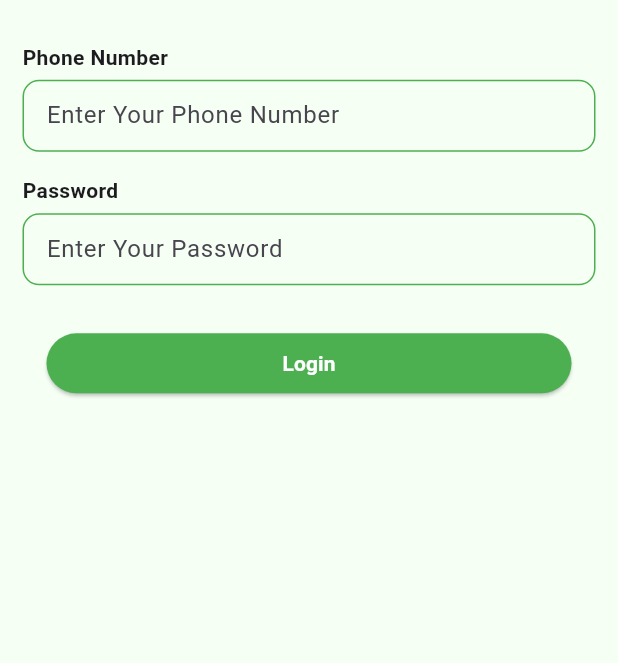
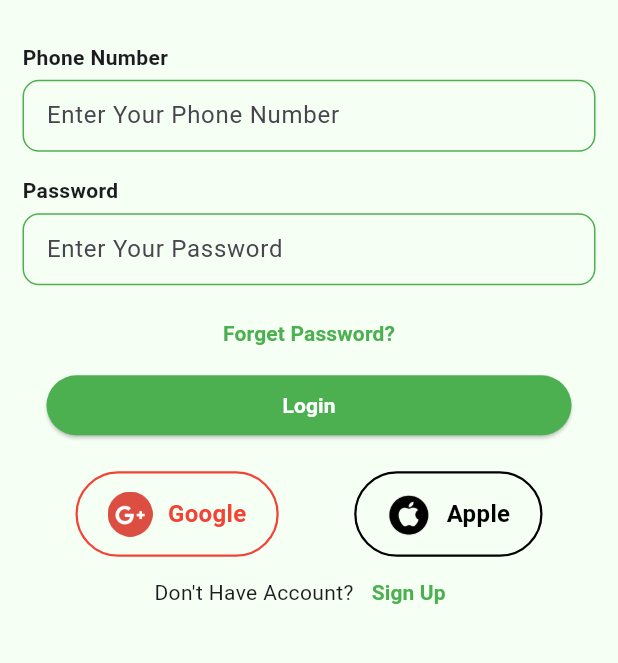
Before and after one commit to ArwaaRadwan/grocery_app, a Flutter app: the LoginPage screen opened directly, on a phone screen of 412 x 824 dp, the part 432-1095 px from its top. Run offline on Flutter 3.47's test engine with Material 3 defaults, Android fonts, the phone set to English and light mode, and no system bars.

Commit message:
finish login page

```diff
--- a/lib/login_email_page.dart
+++ b/lib/login_email_page.dart
@@ -1,4 +1,5 @@
 import 'package:flutter/material.dart';
+import 'package:grocery_app/login_page.dart';
 import 'package:grocery_app/widgets/buttons.dart';
 import 'package:grocery_app/widgets/inkwell_buttons.dart';
 import 'package:grocery_app/widgets/name_style.dart';
@@ -25,7 +26,12 @@
           SizedBox(height: 80),
           Buttons(
             nameButton: "Login With Email",
-              onPressed: () {},
+            onPressed: () {
+              Navigator.push(
+                context,
+                MaterialPageRoute(builder: (context) => LoginPage()),
+              );
+            },
             backgroundcolor: Colors.green,
             textcolor: Colors.white,
           ),
@@ -37,26 +43,43 @@
           ),
           SizedBox(height: 30),
 
-
           Row(
             mainAxisAlignment: MainAxisAlignment.center,
             children: [
-                  InkwellButtons(image:"assets/images/apple.png", height: 70, width: 70, color: Colors.black,),
+              InkwellButtons(
+                image: "assets/images/apple.png",
+                height: 70,
+                width: 70,
+                color: Colors.black,
+              ),
 
-                   SizedBox(width: 20,),
-                  InkwellButtons(image:"assets/images/g+.png", height: 20, width: 20, color: Colors.red,),
-                     SizedBox(width: 20,),
+              SizedBox(width: 20),
+              InkwellButtons(
+                image: "assets/images/g+.png",
+                height: 20,
+                width: 20,
+                color: Colors.red,
+              ),
+              SizedBox(width: 20),
 
-                  InkwellButtons(image:"assets/images/logo-3491390_640.png", height: 60, width: 60, color: Colors.lightBlue,),
-                     SizedBox(width: 20,),
+              InkwellButtons(
+                image: "assets/images/logo-3491390_640.png",
+                height: 60,
+                width: 60,
+                color: Colors.lightBlue,
+              ),
+              SizedBox(width: 20),
 
-                  InkwellButtons(image:"assets/images/facebook.png", height: 60, width: 60, color: Color(0xff4971B7),),
+              InkwellButtons(
+                image: "assets/images/facebook.png",
+                height: 60,
+                width: 60,
+                color: Color(0xff4971B7),
+              ),
             ],
           ),
-           ] )
-
-
-
+        ],
+      ),
     );
   }
 }
--- a/lib/login_page.dart
+++ b/lib/login_page.dart
@@ -3,6 +3,7 @@
 import 'package:grocery_app/widgets/login_page_form.dart';
 import 'package:grocery_app/widgets/name_style.dart';
 import 'package:grocery_app/utils/validators.dart';
+import 'package:grocery_app/widgets/social_buttons.dart';
 
 class LoginPage extends StatefulWidget {
   const LoginPage({super.key});
@@ -52,7 +53,16 @@
                 validator: Validators.validatePassword,
               ),
 
-              const SizedBox(height: 20),
+              TextButton(
+                onPressed: () {},
+                child: Text(
+                  "Forget Password?",
+                  style: TextStyle(
+                    color: Colors.green,
+                    fontWeight: FontWeight.bold,
+                  ),
+                ),
+              ),
 
               Buttons(
                 nameButton: "Login",
@@ -68,6 +78,50 @@
                 backgroundcolor: Colors.green,
                 textcolor: Colors.white,
               ),
+              SizedBox(height: 20),
+
+              Row(
+      mainAxisAlignment: MainAxisAlignment.spaceEvenly,
+      children: [
+        SocialButton(
+          image:"assets/images/g++.png" ,
+          text: 'Google',
+          borderColor: Colors.red,
+          textColor: Colors.red,
+          iconColor: Colors.red,
+          onTap: () {
+            //print('Google pressed');
+          },
+        ),
+        SocialButton(
+          image: "assets/images/apple_icon.png",
+          text: 'Apple',
+          borderColor: Colors.black,
+          textColor: Colors.black,
+          iconColor: Colors.black,
+          onTap: () {
+            //print('Apple pressed');
+          },
+        ),
+      ],
+    ),
+
+              Row(
+                mainAxisAlignment: MainAxisAlignment.center,
+                children: [
+                  Text("Don't Have Account?"),
+                  TextButton(
+                    onPressed: () {},
+                    child: Text(
+                      "Sign Up",
+                      style: TextStyle(
+                        color: Colors.green,
+                        fontWeight: FontWeight.bold,
+                      ),
+                    ),
+                  ),
+                ],
+              ),
             ],
           ),
         ),
--- /dev/null
+++ b/lib/widgets/social_buttons.dart
@@ -0,0 +1,49 @@
+import 'package:flutter/material.dart';
+
+class SocialButton extends StatelessWidget {
+  final String image;
+  final String text;
+  final Color borderColor;
+  final Color textColor;
+  final Color iconColor;
+  final VoidCallback onTap;
+
+  const SocialButton({
+    super.key,
+    required this.image,
+    required this.text,
+    required this.borderColor,
+    required this.textColor,
+    required this.iconColor,
+    required this.onTap,
+  });
+
+  @override
+  Widget build(BuildContext context) {
+    return InkWell(
+      onTap: onTap,
+      child: Container(
+        padding: const EdgeInsets.symmetric(vertical: 12, horizontal: 20),
+        decoration: BoxDecoration(
+          border: Border.all(color: borderColor, width: 1.5),
+          borderRadius: BorderRadius.circular(30),
+        ),
+        child: Row(
+          mainAxisSize: MainAxisSize.min,
+          children: [
+           Image.asset(image ,width: 30,height: 30, ),
+             SizedBox(width: 10),
+            Text(
+              text,
+              style: TextStyle(
+                color: textColor,
+                fontWeight: FontWeight.w600,
+                fontSize: 16,
+              ),
+            ),
+          ],
+        ),
+      ),
+    );
+  }
+}
```
Also changed, not shown: assets/images/apple_icon.png (added), assets/images/g++.png (added), assets/images/g+_icon.jpg (added). Lines whose indentation alone changed are shown as unchanged.
